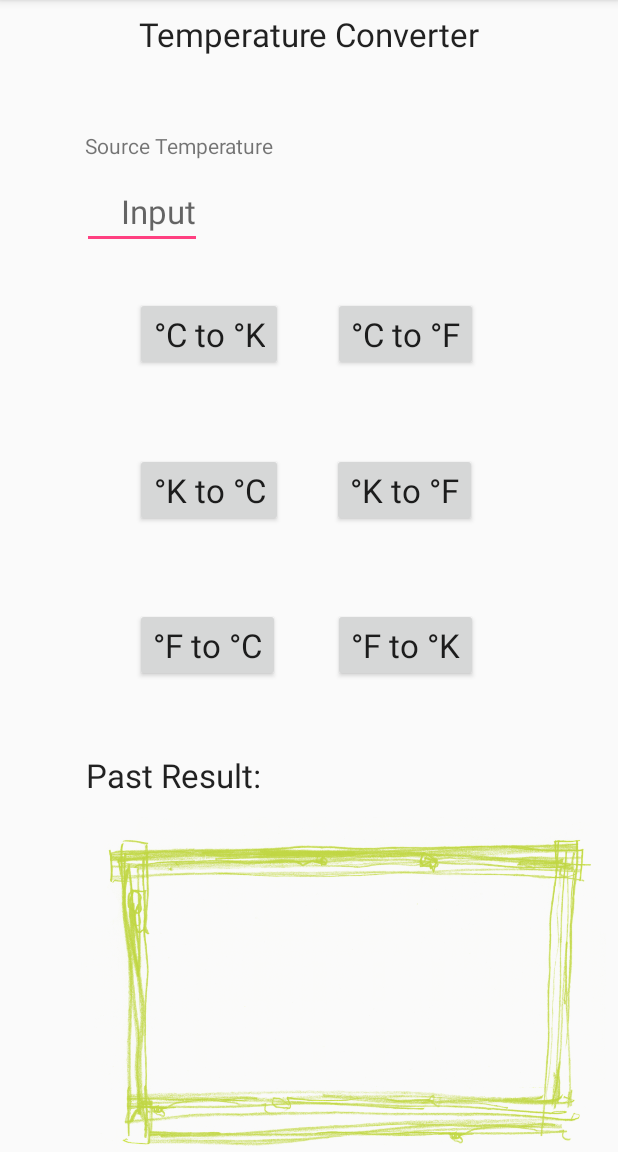
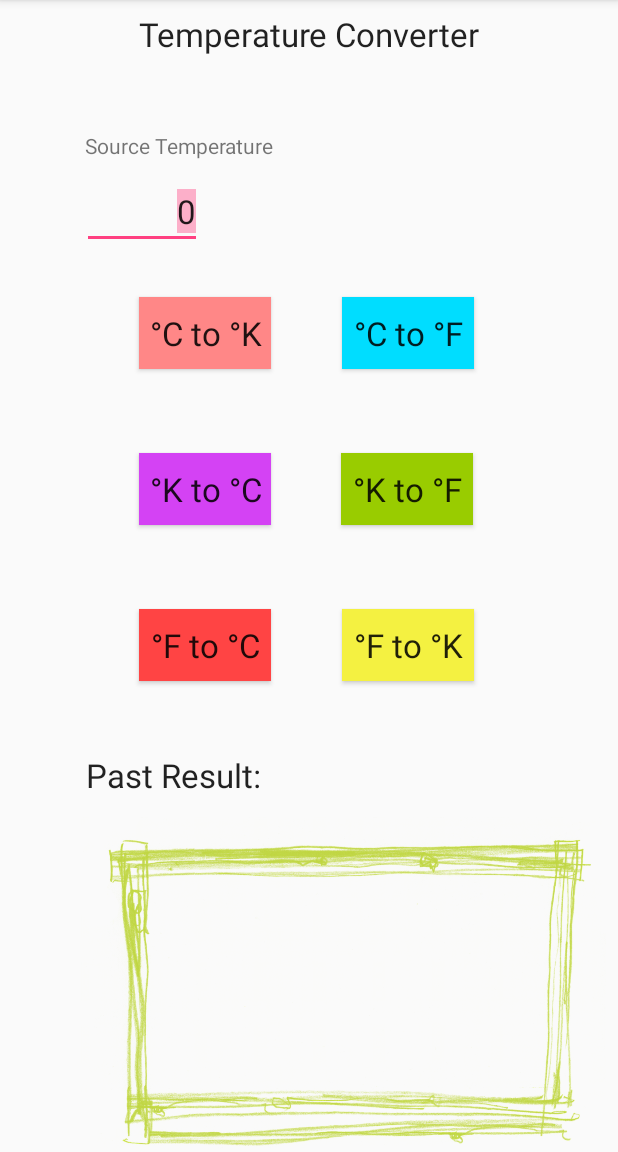
Before and after one commit to khyjb1995/106-1-Smart-Mobile-Application-Design-Exercise1_Temperature_Convert, an Android app: the screen it shows after launch (MainActivity), on a phone screen of 412 x 824 dp, the part 84-1236 px from its top. Run offline under Robolectric (Android 15) with nearby library versions, the phone set to English and light mode, and no system bars.

Commit message:
button color added

```diff
--- a/app/src/main/java/com/example/khy_j/a410321171_exercise1_temperature_convert/MainActivity.java
+++ b/app/src/main/java/com/example/khy_j/a410321171_exercise1_temperature_convert/MainActivity.java
@@ -37,6 +37,7 @@ public class MainActivity extends AppCompatActivity {
 
         txtPastResult.setText("");
         txtResult.setText("");
+        txtInput.setText("0");
     }
     private Button.OnClickListener myListener =new Button.OnClickListener(){
         @Override
--- a/app/src/main/res/layout/activity_main.xml
+++ b/app/src/main/res/layout/activity_main.xml
@@ -8,6 +8,7 @@
 
     <EditText
         android:id="@+id/editText_Input"
+        android:selectAllOnFocus="true"
         android:layout_width="wrap_content"
         android:layout_height="wrap_content"
         android:layout_marginBottom="8dp"
@@ -134,6 +135,7 @@
 
     <Button
         android:id="@+id/btnCtoF"
+        android:background="@android:color/holo_blue_bright"
         android:layout_width="wrap_content"
         android:layout_height="wrap_content"
         android:layout_marginBottom="8dp"
@@ -154,6 +156,7 @@
 
     <Button
         android:id="@+id/btnKtoF"
+        android:background="@android:color/holo_green_light"
         android:layout_width="wrap_content"
         android:layout_height="wrap_content"
         android:layout_marginBottom="8dp"
@@ -174,6 +177,7 @@
 
     <Button
         android:id="@+id/btnFtoC"
+        android:background="@android:color/holo_red_light"
         android:layout_width="wrap_content"
         android:layout_height="wrap_content"
         android:layout_marginBottom="8dp"
@@ -194,6 +198,7 @@
 
     <Button
         android:id="@+id/btnKtoC"
+        android:background="#d442f4"
         android:layout_width="wrap_content"
         android:layout_height="wrap_content"
         android:layout_marginBottom="8dp"
@@ -214,6 +219,7 @@
 
     <Button
         android:id="@+id/btnFtoK"
+        android:background="#f4f141"
         android:layout_width="wrap_content"
         android:layout_height="wrap_content"
         android:layout_marginBottom="8dp"
@@ -234,6 +240,7 @@
 
     <Button
         android:id="@+id/btnCtoK"
+        android:background="#ff8787"
         android:layout_width="wrap_content"
         android:layout_height="wrap_content"
         android:layout_marginBottom="8dp"
```
Also changed, not shown: app/src/main/res/drawable/button01.png (added), app/src/main/res/drawable/button02.png (added), app/src/main/res/drawable/button03.png (added), app/src/main/res/drawable/button04.png (added), app/src/main/res/drawable/button05.png (added), app/src/main/res/drawable/button06.png (added).
